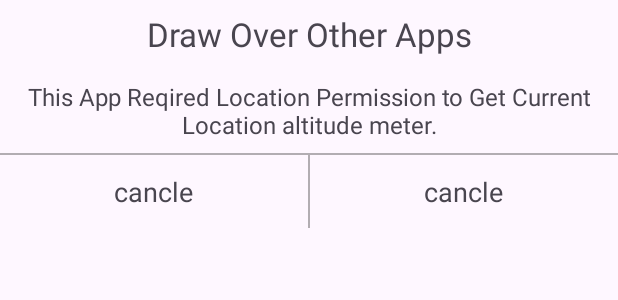
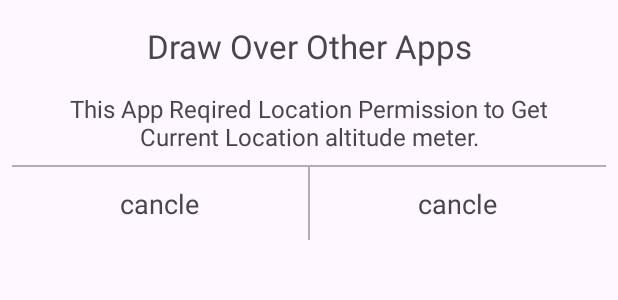
Before and after one commit to AkshMavani/abc, an Android app: the layout dialog_location.xml on its own in the app's theme, with its tools: preview values and no code run, on a phone screen of 412 x 824 dp. Shown: the top 300 px of the screen. Run offline under Robolectric (Android 15) with nearby library versions, the phone set to English and light mode, and no system bars.

Commit message:
blur...123

```diff
--- a/app/src/main/res/layout/dialog_location.xml
+++ b/app/src/main/res/layout/dialog_location.xml
@@ -1,24 +1,26 @@
 <?xml version="1.0" encoding="utf-8"?>
 <LinearLayout xmlns:android="http://schemas.android.com/apk/res/android"
-    android:layout_width="match_parent"
+    android:layout_width="fill_parent"
     android:orientation="vertical"
-
+    android:minWidth="200dp"
+    android:minHeight="@dimen/default_preview_height"
+    android:layout_margin="8dp"
     android:layout_height="wrap_content">
     <TextView
-        android:layout_width="match_parent"
-
+        android:layout_width="fill_parent"
         android:textSize="22sp"
         android:gravity="center"
+
         android:layout_marginTop="8sp"
         android:layout_marginHorizontal="8dp"
         android:text="Draw Over Other Apps"
         android:layout_height="wrap_content"/>
     <TextView
-        android:layout_width="match_parent"
+        android:layout_width="fill_parent"
         android:textSize="16sp"
         android:gravity="center"
         android:layout_marginTop="16sp"
-        android:layout_marginHorizontal="8sp"
+        android:layout_marginHorizontal="32sp"
         android:text="This App Reqired Location Permission to Get Current Location altitude meter."
         android:layout_height="wrap_content"/>
     <LinearLayout
@@ -35,7 +37,7 @@
             android:orientation="horizontal"
             android:layout_height="match_parent">
             <LinearLayout
-                android:layout_width="wrap_content"
+                android:layout_width="fill_parent"
                 android:layout_weight="1"
                 android:layout_gravity="center"
                 android:gravity="center"
@@ -57,7 +59,7 @@
                     android:layout_height="wrap_content"/>
             </LinearLayout>
             <LinearLayout
-                android:layout_width="wrap_content"
+                android:layout_width="fill_parent"
                 android:layout_weight="1"
                 android:gravity="center"
                 android:padding="12dp"
```
Also changed, not shown: app/src/main/java/com/example/delete/sqlite/MainActivity.kt (+15 -5 lines).
